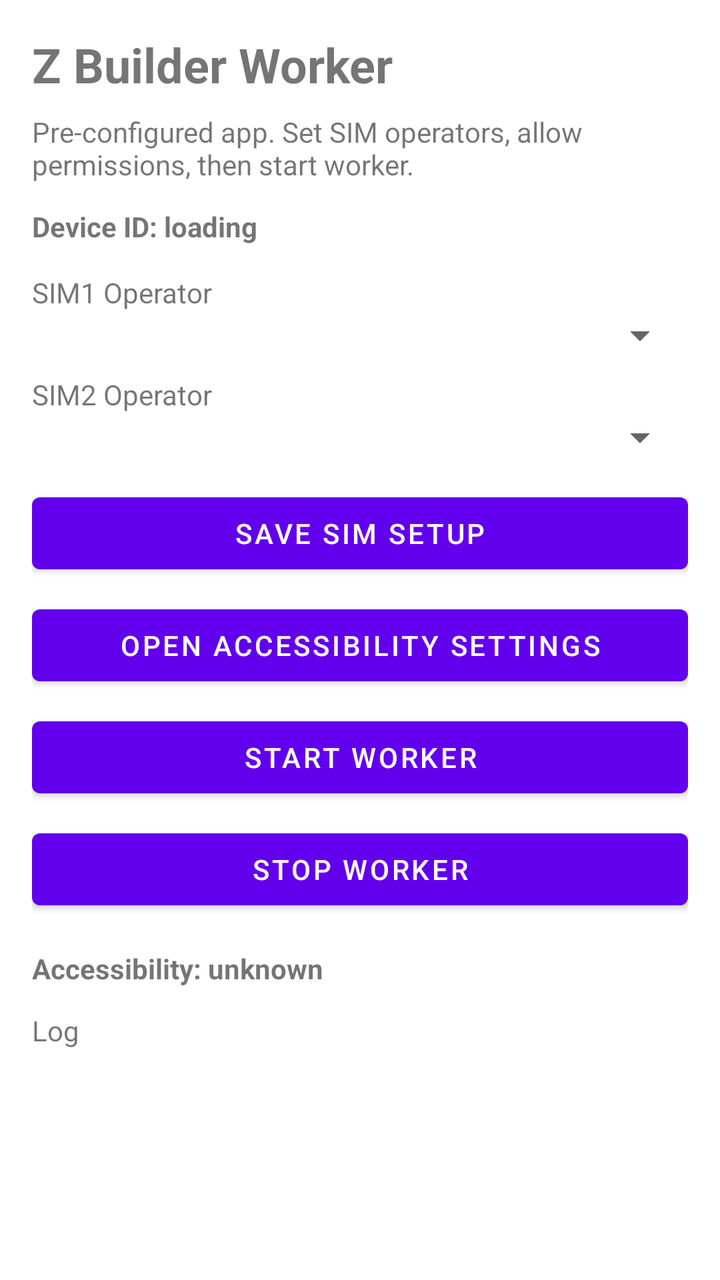
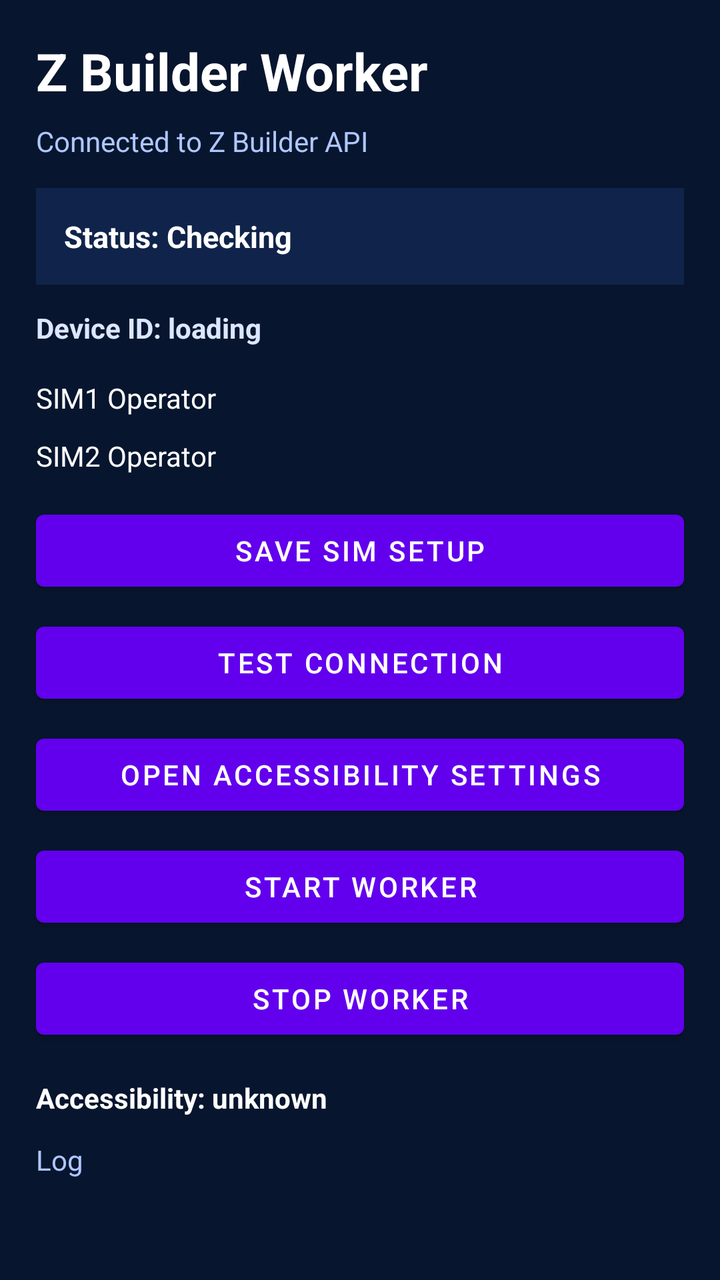

Two renders of the same Android screen: before a commit and after it. Below are the layout's source before the change and the commit's diff.
<!-- AndroidManifest.xml: application theme Theme.MaterialComponents.DayNight.NoActionBar -->
<!-- res/layout/activity_main.xml -->
<?xml version="1.0" encoding="utf-8"?>
<ScrollView xmlns:android="http://schemas.android.com/apk/res/android"
    android:layout_width="match_parent"
    android:layout_height="match_parent"
    android:fillViewport="true">

    <LinearLayout
        android:id="@+id/rootMain"
        android:layout_width="match_parent"
        android:layout_height="wrap_content"
        android:orientation="vertical"
        android:padding="16dp"
        android:focusable="true"
        android:focusableInTouchMode="true"
        android:descendantFocusability="beforeDescendants">

        <TextView
            android:id="@+id/tvAppTitle"
            android:layout_width="match_parent"
            android:layout_height="wrap_content"
            android:text="Z Builder Worker"
            android:textSize="24sp"
            android:textStyle="bold" />

        <TextView
            android:id="@+id/tvConnectionInfo"
            android:layout_width="match_parent"
            android:layout_height="wrap_content"
            android:layout_marginTop="8dp"
            android:text="Pre-configured app. Set SIM operators, allow permissions, then start worker." />

        <TextView
            android:id="@+id/tvDeviceId"
            android:layout_width="match_parent"
            android:layout_height="wrap_content"
            android:layout_marginTop="12dp"
            android:text="Device ID: loading"
            android:textStyle="bold" />

        <TextView
            android:layout_width="match_parent"
            android:layout_height="wrap_content"
            android:layout_marginTop="14dp"
            android:text="SIM1 Operator" />

        <Spinner
            android:id="@+id/spSim1Operator"
            android:layout_width="match_parent"
            android:layout_height="wrap_content" />

        <TextView
            android:layout_width="match_parent"
            android:layout_height="wrap_content"
            android:layout_marginTop="8dp"
            android:text="SIM2 Operator" />

        <Spinner
            android:id="@+id/spSim2Operator"
            android:layout_width="match_parent"
            android:layout_height="wrap_content" />

        <Button
            android:id="@+id/btnSave"
            android:layout_width="match_parent"
            android:layout_height="wrap_content"
            android:layout_marginTop="12dp"
            android:text="Save SIM Setup" />

        <Button
            android:id="@+id/btnOpenAccessibility"
            android:layout_width="match_parent"
            android:layout_height="wrap_content"
            android:layout_marginTop="8dp"
            android:text="Open Accessibility Settings" />

        <Button
            android:id="@+id/btnStart"
            android:layout_width="match_parent"
            android:layout_height="wrap_content"
            android:layout_marginTop="8dp"
            android:text="Start Worker" />

        <Button
            android:id="@+id/btnStop"
            android:layout_width="match_parent"
            android:layout_height="wrap_content"
            android:layout_marginTop="8dp"
            android:text="Stop Worker" />

        <TextView
            android:id="@+id/tvAccessibility"
            android:layout_width="match_parent"
            android:layout_height="wrap_content"
            android:layout_marginTop="16dp"
            android:text="Accessibility: unknown"
            android:textStyle="bold" />

        <TextView
            android:id="@+id/tvLog"
            android:layout_width="match_parent"
            android:layout_height="wrap_content"
            android:layout_marginTop="12dp"
            android:text="Log"
            android:textIsSelectable="true" />

    </LinearLayout>
</ScrollView>
<!-- resources referenced by this layout -->
<resources>

</resources>

<!-- the commit's change to res/layout/activity_main.xml (unified diff, before → after) -->
@@ -2,6 +2,7 @@
 <ScrollView xmlns:android="http://schemas.android.com/apk/res/android"
     android:layout_width="match_parent"
     android:layout_height="match_parent"
+    android:background="#07152E"
     android:fillViewport="true">
 
     <LinearLayout
@@ -9,7 +10,7 @@
         android:layout_width="match_parent"
         android:layout_height="wrap_content"
         android:orientation="vertical"
-        android:padding="16dp"
+        android:padding="18dp"
         android:focusable="true"
         android:focusableInTouchMode="true"
         android:descendantFocusability="beforeDescendants">
@@ -19,7 +20,8 @@
             android:layout_width="match_parent"
             android:layout_height="wrap_content"
             android:text="Z Builder Worker"
-            android:textSize="24sp"
+            android:textColor="#FFFFFF"
+            android:textSize="26sp"
             android:textStyle="bold" />
 
         <TextView
@@ -27,7 +29,21 @@
             android:layout_width="match_parent"
             android:layout_height="wrap_content"
             android:layout_marginTop="8dp"
-            android:text="Pre-configured app. Set SIM operators, allow permissions, then start worker." />
+            android:text="Connected to Z Builder API"
+            android:textColor="#AFC7FF"
+            android:textSize="14sp" />
+
+        <TextView
+            android:id="@+id/tvStatusCard"
+            android:layout_width="match_parent"
+            android:layout_height="wrap_content"
+            android:layout_marginTop="14dp"
+            android:background="#10244B"
+            android:padding="14dp"
+            android:text="Status: Checking"
+            android:textColor="#FFFFFF"
+            android:textSize="15sp"
+            android:textStyle="bold" />
 
         <TextView
             android:id="@+id/tvDeviceId"
@@ -35,36 +51,48 @@
             android:layout_height="wrap_content"
             android:layout_marginTop="12dp"
             android:text="Device ID: loading"
+            android:textColor="#DCE7FF"
             android:textStyle="bold" />
 
         <TextView
             android:layout_width="match_parent"
             android:layout_height="wrap_content"
-            android:layout_marginTop="14dp"
-            android:text="SIM1 Operator" />
+            android:layout_marginTop="16dp"
+            android:text="SIM1 Operator"
+            android:textColor="#FFFFFF" />
 
         <Spinner
             android:id="@+id/spSim1Operator"
             android:layout_width="match_parent"
-            android:layout_height="wrap_content" />
+            android:layout_height="wrap_content"
+            android:background="#FFFFFF" />
 
         <TextView
             android:layout_width="match_parent"
             android:layout_height="wrap_content"
-            android:layout_marginTop="8dp"
-            android:text="SIM2 Operator" />
+            android:layout_marginTop="10dp"
+            android:text="SIM2 Operator"
+            android:textColor="#FFFFFF" />
 
         <Spinner
             android:id="@+id/spSim2Operator"
             android:layout_width="match_parent"
-            android:layout_height="wrap_content" />
+            android:layout_height="wrap_content"
+            android:background="#FFFFFF" />
 
         <Button
             android:id="@+id/btnSave"
             android:layout_width="match_parent"
             android:layout_height="wrap_content"
-            android:layout_marginTop="12dp"
+            android:layout_marginTop="14dp"
             android:text="Save SIM Setup" />
+
+        <Button
+            android:id="@+id/btnTestConnection"
+            android:layout_width="match_parent"
+            android:layout_height="wrap_content"
+            android:layout_marginTop="8dp"
+            android:text="Test Connection" />
 
         <Button
             android:id="@+id/btnOpenAccessibility"
@@ -93,6 +121,7 @@
             android:layout_height="wrap_content"
             android:layout_marginTop="16dp"
             android:text="Accessibility: unknown"
+            android:textColor="#FFFFFF"
             android:textStyle="bold" />
 
         <TextView
@@ -101,6 +130,7 @@
             android:layout_height="wrap_content"
             android:layout_marginTop="12dp"
             android:text="Log"
+            android:textColor="#AFC7FF"
             android:textIsSelectable="true" />
 
     </LinearLayout>
